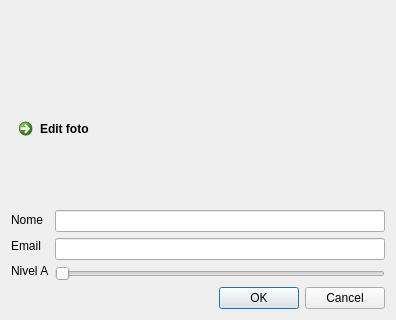
Qt form addcontatodialog.ui (rodrigogirao/QAgenda) before a commit.
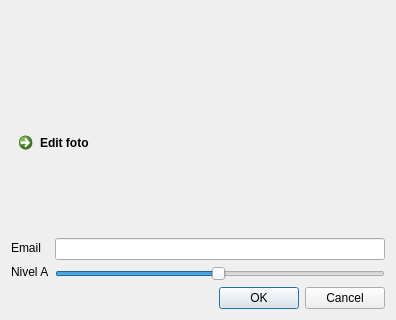
The same form after that commit. Icons and pictures are not drawn.

```diff
--- a/addcontatodialog.ui
+++ b/addcontatodialog.ui
@@ -39,13 +39,6 @@
     <layout class="QHBoxLayout" name="horizontalLayout">
      <item>
       <layout class="QVBoxLayout" name="verticalLayout">
-       <item>
-        <widget class="QLabel" name="lbnome">
-         <property name="text">
-          <string>Nome</string>
-         </property>
-        </widget>
-       </item>
        <item>
         <widget class="QLabel" name="lbemail">
          <property name="text">
@@ -64,14 +57,20 @@
      </item>
      <item>
       <layout class="QVBoxLayout" name="verticalLayout_2">
-       <item>
-        <widget class="QLineEdit" name="lenome"/>
-       </item>
        <item>
         <widget class="QLineEdit" name="leemail"/>
        </item>
        <item>
         <widget class="QSlider" name="horizontalSlider">
+         <property name="minimum">
+          <number>1</number>
+         </property>
+         <property name="maximum">
+          <number>100</number>
+         </property>
+         <property name="value">
+          <number>50</number>
+         </property>
          <property name="orientation">
           <enum>Qt::Horizontal</enum>
          </property>
```
Left out of the diff: 2 changed lines with no effect on the pictures.
